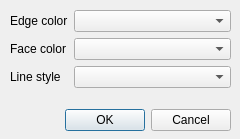
Old version of the form viewer/propertyeditdialog.ui in the repository ENSTABretagneRobotics/VIBES.
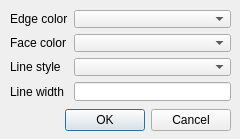
New version of the form.

Commit message: implemented LineWidth

The edit to the form file:
```diff
--- a/viewer/propertyeditdialog.ui
+++ b/viewer/propertyeditdialog.ui
@@ -292,6 +292,47 @@
       </item>
      </widget>
     </item>
+    <item row="3" column="0">
+     <widget class="QLabel" name="label_3">
+      <property name="text">
+       <string>Line width</string>
+      </property>
+     </widget>
+    </item>
+    <item row="3" column="1">
+     <widget class="QLineEdit" name="lineEdit_LineWidth">
+      <item>
+       <property name="text">
+        <string/>
+       </property>
+      </item>
+      <item>
+       <property name="text">
+        <string>-</string>
+       </property>
+      </item>
+      <item>
+       <property name="text">
+        <string>--</string>
+       </property>
+      </item>
+      <item>
+       <property name="text">
+        <string>-.</string>
+       </property>
+      </item>
+      <item>
+       <property name="text">
+        <string>-..</string>
+       </property>
+      </item>
+      <item>
+       <property name="text">
+        <string>..</string>
+       </property>
+      </item>
+     </widget>
+    </item>
    </layout>
   </widget>
  </widget>
```
The commit also changes 3 other files.
